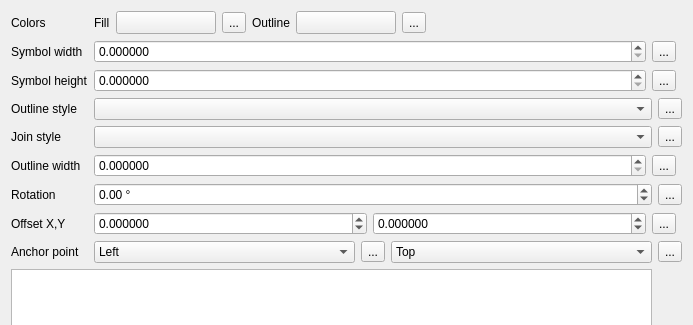
This is src/ui/symbollayer/widget_ellipse.ui in carsmie/QGIS as Qt 5 draws it before an edit; both pictures show x 0 to 693 and y 0 to 325 of the 693 by 588 pixel window. The edited form follows.
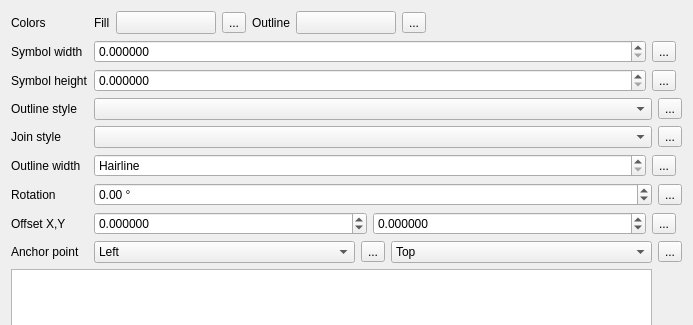
This is the edited form. Custom widgets are drawn as their Qt base class.

Patch:
```diff
--- a/src/ui/symbollayer/widget_ellipse.ui
+++ b/src/ui/symbollayer/widget_ellipse.ui
@@ -266,6 +266,9 @@
            <verstretch>0</verstretch>
           </sizepolicy>
          </property>
+         <property name="specialValueText">
+          <string>Hairline</string>
+         </property>
          <property name="decimals">
           <number>6</number>
          </property>
```
Left out of the diff: 8 changed lines with no effect on the pictures.
